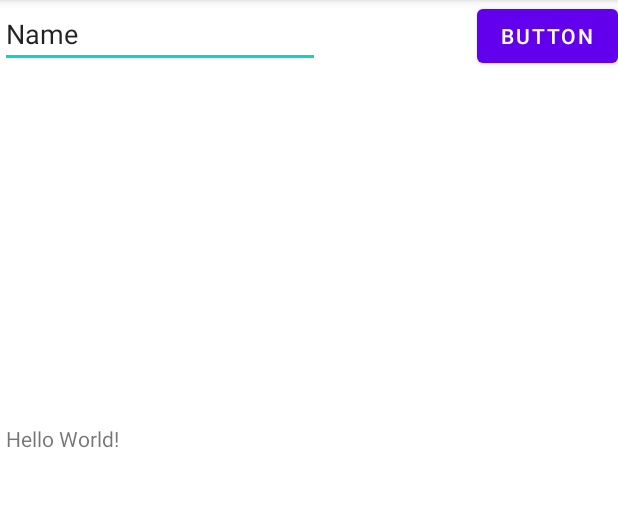
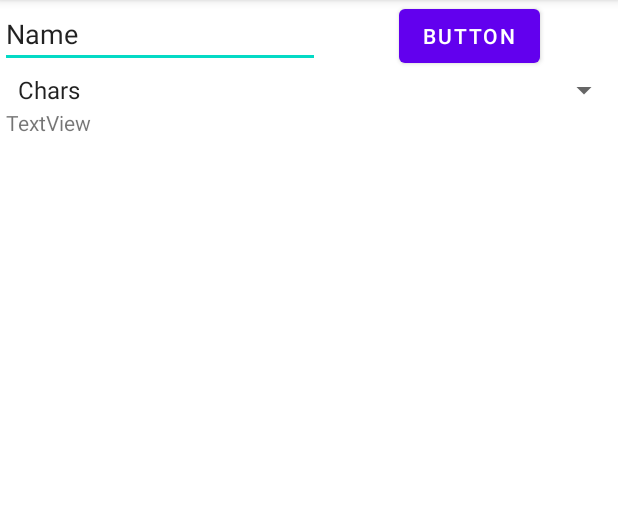
Before and after one commit to aurimiux/MIPT2, an Android app: the screen it shows after launch (MainActivity), on a phone screen of 412 x 824 dp, the part 84-591 px from its top. Run offline under Robolectric (Android 15) with nearby library versions, the phone set to English and light mode, and no system bars.

```diff
--- a/app/src/main/java/com/example/mipt2/MainActivity.java
+++ b/app/src/main/java/com/example/mipt2/MainActivity.java
@@ -3,12 +3,94 @@ package com.example.mipt2;
 import androidx.appcompat.app.AppCompatActivity;
 
 import android.os.Bundle;
+import android.util.Log;
+import android.view.View;
+import android.widget.ArrayAdapter;
+import android.widget.EditText;
+import android.widget.Spinner;
+import android.widget.TextView;
+import android.widget.Toast;
 
 public class MainActivity extends AppCompatActivity {
+
+    private Spinner spCounterOption;
+    private EditText edEnteredText;
+    private TextView tvResult;
 
     @Override
     protected void onCreate(Bundle savedInstanceState) {
         super.onCreate(savedInstanceState);
         setContentView(R.layout.activity_main);
+
+        this.spCounterOption = findViewById(R.id.spCounterOption);
+        this.edEnteredText = findViewById(R.id.etEnteredText);
+        this.tvResult = findViewById(R.id.tvResult);
+
+
+        ArrayAdapter<CharSequence> adapter = ArrayAdapter.createFromResource(this, R.array.selection_options, android.R.layout.simple_spinner_item);
+        adapter.setDropDownViewResource(android.R.layout.simple_spinner_dropdown_item);
+        spCounterOption.setAdapter(adapter);
+    }
+
+    @Override
+    protected void onRestart() {
+        super.onRestart();
+        Toast.makeText(this, "onRestart", Toast.LENGTH_SHORT).show();
+        Log.i("Routine", "onRestart => ");
+    }
+
+    @Override
+    protected void onStart() {
+        super.onStart();
+        Toast.makeText(this, "onStart", Toast.LENGTH_SHORT).show();
+        Log.i("Routine", "onStart => ");
+    }
+
+    @Override
+    protected void onResume() {
+        super.onResume();
+        Toast.makeText(this, "onResume", Toast.LENGTH_SHORT).show();
+        Log.i("Routine", "onResume => ");
+    }
+
+    @Override
+    protected void onPause() {
+        super.onPause();
+        Toast.makeText(this, "onPause", Toast.LENGTH_SHORT).show();
+        Log.i("Routine", "onPause => ");
+    }
+
+    @Override
+    protected void onStop() {
+        super.onStop();
+        Toast.makeText(this, "onStop", Toast.LENGTH_SHORT).show();
+        Log.i("Routine", "onStop => ");
+    }
+
+    @Override
+    protected void onDestroy() {
+        super.onDestroy();
+        Toast.makeText(this, "onDestroy", Toast.LENGTH_SHORT).show();
+
+    }
+
+
+    public void btnClick(View view) {
+
+        Toast.makeText(this, this.spCounterOption.getSelectedItem().toString(), Toast.LENGTH_SHORT).show();
+
+        String spSelectedOption = this.spCounterOption.getSelectedItem().toString();
+        String charString = getString(R.string.selection_chars);
+
+        if(spSelectedOption.equalsIgnoreCase(charString)){
+            String enteredUserText = this.edEnteredText.getText().toString();
+            int charsCount = TextCounter.getCharsCount(enteredUserText);
+
+            this.tvResult.setText(String.valueOf(charsCount));
+        }
+        else{
+            Toast.makeText(this,"Not implemented", Toast.LENGTH_SHORT);
+        }
+
     }
 }
--- a/app/src/main/res/layout/activity_main.xml
+++ b/app/src/main/res/layout/activity_main.xml
@@ -6,15 +6,15 @@
     android:layout_height="match_parent"
     tools:context=".MainActivity">
 
-    <TextView
-        android:id="@+id/tvResult"
-        android:layout_width="103dp"
-        android:layout_height="49dp"
-        android:layout_marginLeft="4dp"
-        android:layout_marginBottom="436dp"
-        android:text="Hello World!"
-        app:layout_constraintBottom_toBottomOf="parent"
-        app:layout_constraintLeft_toLeftOf="parent" />
+    <Button
+        android:id="@+id/btnClick"
+        android:layout_width="wrap_content"
+        android:layout_height="wrap_content"
+        android:onClick="btnClick"
+        android:text="Button"
+        app:layout_constraintEnd_toEndOf="parent"
+        app:layout_constraintStart_toEndOf="@+id/etEnteredText"
+        app:layout_constraintTop_toTopOf="parent" />
 
     <EditText
         android:id="@+id/etEnteredText"
@@ -29,15 +29,16 @@
         android:id="@+id/spCounterOption"
         android:layout_width="409dp"
         android:layout_height="wrap_content"
+        android:layout_marginStart="4dp"
         app:layout_constraintStart_toStartOf="parent"
-        tools:layout_editor_absoluteY="61dp" />
+        app:layout_constraintTop_toBottomOf="@+id/btnClick" />
 
-    <Button
-        android:id="@+id/btn"
+    <TextView
+        android:id="@+id/tvResult"
         android:layout_width="wrap_content"
         android:layout_height="wrap_content"
-        android:text="Button"
-        app:layout_constraintEnd_toEndOf="parent"
-        app:layout_constraintTop_toTopOf="parent" />
+        android:text="TextView"
+        app:layout_constraintStart_toStartOf="@+id/spCounterOption"
+        app:layout_constraintTop_toBottomOf="@+id/spCounterOption" />
 
 </androidx.constraintlayout.widget.ConstraintLayout>
--- a/app/src/main/res/values/strings.xml
+++ b/app/src/main/res/values/strings.xml
@@ -1,3 +1,9 @@
 <resources>
     <string name="app_name">MIPT2</string>
+    <string name="selection_chars">Chars</string>
+    <string-array name="selection_options">
+    <item>Chars</item>
+    <item>Words</item>
+    <item>Numbers</item>
+    </string-array>
 </resources>
```
